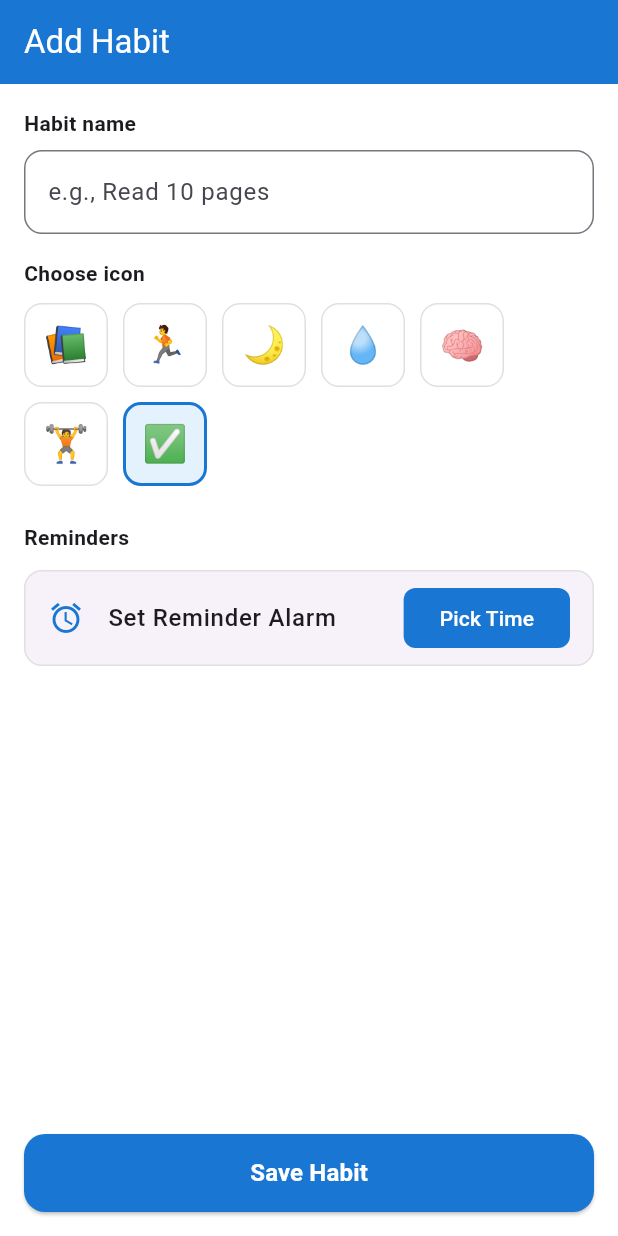
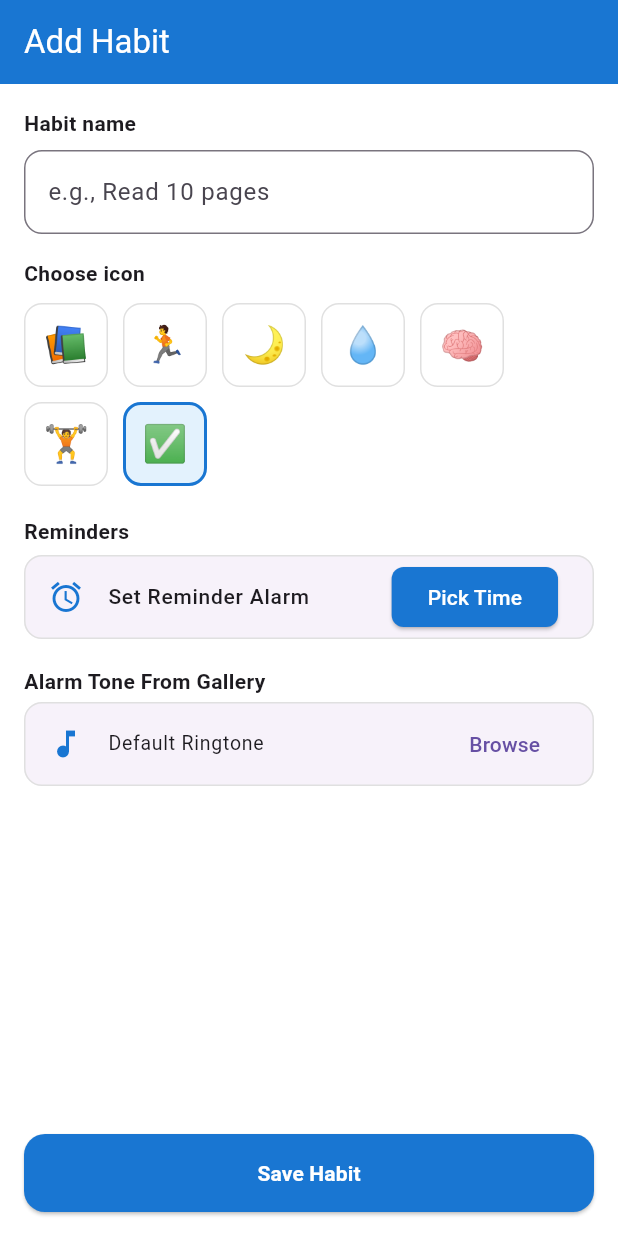
Before and after one commit to muhammad-afaq-star/execu, a Flutter app: the AddHabitScreen screen opened by its route, after a tap on "Save Habit", on a phone screen of 412 x 824 dp. Run offline on Flutter 3.47's test engine with Material 3 defaults, Android fonts, the light colour scheme and no system bars; our stand-ins replace file_picker, fl_chart, flutter_local_notifications, fluttertoast, go_router, hive and 3 more; missing offline and left inert: android_alarm_manager_plus; accounts and stored records are empty.

Commit message:
feat: implement duration-aware toast and browse gallery button for custom alarm tone

```diff
--- a/lib/features/habits/add_habit_screen.dart
+++ b/lib/features/habits/add_habit_screen.dart
@@ -2,6 +2,9 @@ import 'package:flutter/material.dart';
 import 'package:go_router/go_router.dart';
 import 'package:hive/hive.dart';
 import 'package:uuid/uuid.dart';
+import 'package:fluttertoast/fluttertoast.dart';
+import 'package:permission_handler/permission_handler.dart';
+import 'package:file_picker/file_picker.dart';
 import '../../core/services/alarm_service.dart';
 
 class AlarmSettingWidget extends StatelessWidget {
@@ -15,43 +18,81 @@ class AlarmSettingWidget extends StatelessWidget {
   });
 
   Future<void> _pickTime(BuildContext context) async {
+    // 1. Check for precise Android hardware alarm permissions
+    if (await Permission.scheduleExactAlarm.request().isDenied) {
+      Fluttertoast.showToast(
+        msg: "⚠️ Please enable Alarm permissions in settings!",
+        backgroundColor: Colors.red,
+        textColor: Colors.white,
+      );
+      return;
+    }
+
     final TimeOfDay? picked = await showTimePicker(
       context: context,
       initialTime: selectedTime ?? TimeOfDay.now(),
     );
-    if (!context.mounted) return;
+
     if (picked != null) {
       onTimePicked(picked);
+
+      final now = DateTime.now();
+      var targetDateTime = DateTime(
+        now.year,
+        now.month,
+        now.day,
+        picked.hour,
+        picked.minute,
+      );
+
+      if (targetDateTime.isBefore(now)) {
+        targetDateTime = targetDateTime.add(const Duration(days: 1));
+      }
+
+      // Calculate the explicit remaining time window
+      final difference = targetDateTime.difference(now);
+      final hours = difference.inHours;
+      final minutes = difference.inMinutes % 60;
+
+      String timeWindowStr = hours > 0
+          ? "in $hours hr $minutes mins"
+          : "in $minutes minutes";
+
+      // Display the dynamic remaining-time success toast message
+      Fluttertoast.showToast(
+        msg: "⏰ Alarm Set: ${picked.format(context)} ($timeWindowStr)",
+        toastLength: Toast.LENGTH_LONG,
+        gravity: ToastGravity.BOTTOM,
+        backgroundColor: const Color(0xFF1976D2),
+        textColor: Colors.white,
+      );
     }
   }
 
   @override
   Widget build(BuildContext context) {
     return Card(
-      margin: const EdgeInsets.symmetric(vertical: 8),
+      margin: const EdgeInsets.symmetric(vertical: 6),
       elevation: 0,
       shape: RoundedRectangleBorder(
         borderRadius: BorderRadius.circular(12),
         side: BorderSide(color: Colors.grey.shade300),
       ),
       child: ListTile(
-        contentPadding: const EdgeInsets.symmetric(horizontal: 16, vertical: 4),
         leading: const Icon(Icons.alarm, color: Color(0xFF1976D2)),
         title: Text(
           selectedTime == null
               ? 'Set Reminder Alarm'
               : 'Alarm Set For: ${selectedTime!.format(context)}',
-          style: const TextStyle(fontWeight: FontWeight.w500),
+          style: const TextStyle(fontSize: 14, fontWeight: FontWeight.w500),
         ),
         trailing: ElevatedButton(
           style: ElevatedButton.styleFrom(
-            backgroundColor: selectedTime == null ? const Color(0xFF1976D2) : Colors.grey.shade200,
-            foregroundColor: selectedTime == null ? Colors.white : Colors.black87,
-            elevation: 0,
+            backgroundColor: const Color(0xFF1976D2),
             shape: RoundedRectangleBorder(borderRadius: BorderRadius.circular(8)),
           ),
           onPressed: () => _pickTime(context),
-          child: Text(selectedTime == null ? 'Pick Time' : 'Change'),
+          child: const Text('Pick Time', style: TextStyle(color: Colors.white)),
         ),
       ),
     );
@@ -69,6 +110,8 @@ class _AddHabitScreenState extends State<AddHabitScreen> {
   final controller = TextEditingController();
   String iconKey = 'check';
   TimeOfDay? _reminderTime;
+  String? _selectedAudioPath;
+  String? _selectedAudioName;
 
   final icons = const [
     ('book', '📚'),
@@ -80,15 +123,25 @@ class _AddHabitScreenState extends State<AddHabitScreen> {
     ('check', '✅'),
   ];
 
+  // Open native system file picker to select an audio file from gallery/storage
+  Future<void> _pickAudioTone() async {
+    FilePickerResult? result = await FilePicker.platform.pickFiles(
+      type: FileType.audio,
+    );
+    if (result != null && result.files.single.path != null) {
+      setState(() {
+        _selectedAudioPath = result.files.single.path;
+        _selectedAudioName = result.files.single.name;
+      });
+    }
+  }
+
   Future<void> _save() async {
     final name = controller.text.trim();
     if (name.isEmpty) return;
 
     final habitsBox = Hive.box('habits');
     final id = const Uuid().v4();
-
-    // We generate a deterministic integer ID out of the UUID string hash code
-    // to map this specific habit entity safely with the Android system Alarm Manager
     final uniqueAlarmId = id.hashCode.abs();
 
     String? reminderIsoString;
@@ -103,18 +156,15 @@ class _AddHabitScreenState extends State<AddHabitScreen> {
         _reminderTime!.minute,
       );
 
-      // If the selected time has already passed today, shift it safely to tomorrow
       if (targetDateTime.isBefore(now)) {
         targetDateTime = targetDateTime.add(const Duration(days: 1));
       }
 
       reminderIsoString = targetDateTime.toIso8601String();
-
-      // Trigger your Alarm Service engine tracking hook
       await AlarmService.setAlarm(uniqueAlarmId, targetDateTime);
     }
 
-    // Save payload structure to local Hive database
+    // Save configuration parameters payload securely to local database
     await habitsBox.put(id, {
       'id': id,
       'alarmId': uniqueAlarmId,
@@ -122,20 +172,11 @@ class _AddHabitScreenState extends State<AddHabitScreen> {
       'iconKey': iconKey,
       'createdAt': DateTime.now().toIso8601String(),
       'schedule': 'daily',
-      'reminderTime': reminderIsoString, // Will store null if user did not pick an alarm
+      'reminderTime': reminderIsoString,
+      'customTonePath': _selectedAudioPath,
     });
 
     if (!mounted) return;
-
-    if (_reminderTime != null) {
-      ScaffoldMessenger.of(context).showSnackBar(
-        SnackBar(
-          content: Text('"$name" saved with alarm at ${_reminderTime!.format(context)}'),
-          backgroundColor: const Color(0xFF1976D2),
-        ),
-      );
-    }
-
     context.pop();
   }
 
@@ -200,17 +241,35 @@ class _AddHabitScreenState extends State<AddHabitScreen> {
                 );
               }).toList(),
             ),
-            const SizedBox(height: 24),
+            const SizedBox(height: 20),
 
             const Text('Reminders', style: TextStyle(fontWeight: FontWeight.w700)),
-            const SizedBox(height: 4),
             AlarmSettingWidget(
               selectedTime: _reminderTime,
-              onTimePicked: (time) {
-                setState(() {
-                  _reminderTime = time;
-                });
-              },
+              onTimePicked: (time) => setState(() => _reminderTime = time),
+            ),
+            const SizedBox(height: 12),
+
+            const Text('Alarm Tone From Gallery', style: TextStyle(fontWeight: FontWeight.w700)),
+            Card(
+              margin: const EdgeInsets.symmetric(vertical: 4),
+              elevation: 0,
+              shape: RoundedRectangleBorder(
+                borderRadius: BorderRadius.circular(12),
+                side: BorderSide(color: Colors.grey.shade300),
+              ),
+              child: ListTile(
+                leading: const Icon(Icons.music_note, color: Color(0xFF1976D2)),
+                title: Text(
+                  _selectedAudioName ?? 'Default Ringtone',
+                  style: const TextStyle(fontSize: 13),
+                  overflow: TextOverflow.ellipsis,
+                ),
+                trailing: TextButton(
+                  onPressed: _pickAudioTone,
+                  child: const Text('Browse'),
+                ),
+              ),
             ),
 
             const Spacer(),
@@ -221,12 +280,10 @@ class _AddHabitScreenState extends State<AddHabitScreen> {
               child: ElevatedButton(
                 style: ElevatedButton.styleFrom(
                   backgroundColor: const Color(0xFF1976D2),
-                  shape: RoundedRectangleBorder(
-                    borderRadius: BorderRadius.circular(14),
-                  ),
+                  shape: RoundedRectangleBorder(borderRadius: BorderRadius.circular(14)),
                 ),
                 onPressed: _save,
-                child: const Text('Save Habit', style: TextStyle(color: Colors.white, fontSize: 16, fontWeight: FontWeight.bold)),
+                child: const Text('Save Habit', style: TextStyle(color: Colors.white, fontWeight: FontWeight.bold)),
               ),
             ),
           ],
```
Also changed, not shown: lib/features/habits/habits_screen.dart (+16 -33 lines).
